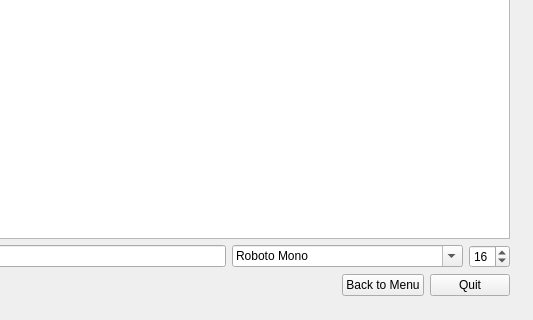
Before: the Qt Designer form src/design/typing.ui in leonidbelyaev/touch-typing-tutorial, drawn with Qt 5; both pictures show x 210 to 743 and y 118 to 438 of the 743 by 438 pixel window.
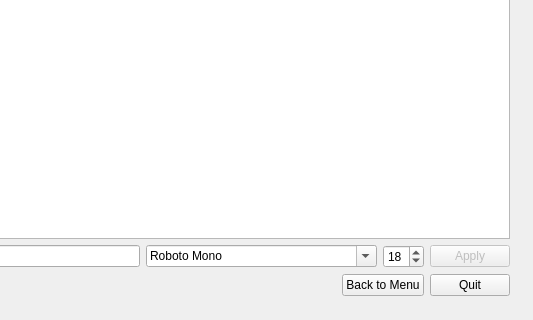
After: the same form once the commit is applied.

```diff
--- a/src/design/typing.ui
+++ b/src/design/typing.ui
@@ -50,7 +50,17 @@
           <number>1</number>
          </property>
          <property name="value">
-          <number>16</number>
+          <number>18</number>
+         </property>
+        </widget>
+       </item>
+       <item>
+        <widget class="QPushButton" name="apply_btn">
+         <property name="enabled">
+          <bool>false</bool>
+         </property>
+         <property name="text">
+          <string>Apply</string>
          </property>
         </widget>
        </item>
```
